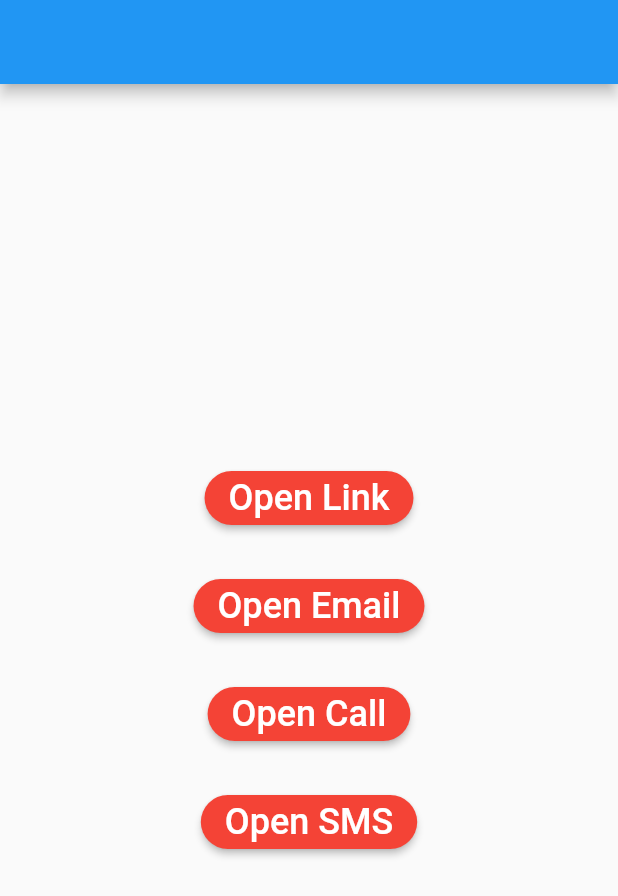
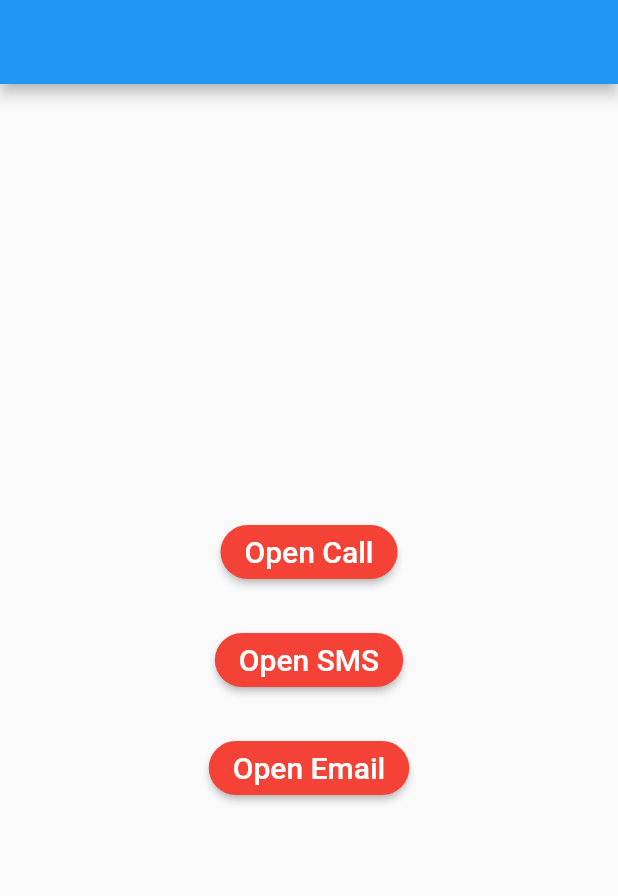
Before and after one commit to RheinaYulia/ta_aplikasi_laima, a Flutter app: the MainPage screen opened directly with empty values, on a phone screen of 412 x 824 dp. Shown: the top 896 px of the screen. Run offline on Flutter 3.47's test engine with Material 2 defaults, Android fonts, the phone set to English and light mode, and no system bars; our stand-ins replace datetime_picker_formfield, fluttertoast.

Commit message:
update coding linktelfon

```diff
--- a/lib/linktelfon.dart
+++ b/lib/linktelfon.dart
@@ -2,12 +2,12 @@ import 'package:flutter/material.dart';
 import 'package:ta_aplikasi_laima/utillinktelfon.dart';
 
 class Link extends StatelessWidget {
-  final String title = 'Url Launcher';
+  final String title = 'Hubungi Damkar';
 
   @override
   Widget build(BuildContext context) => MaterialApp(
         title: title,
-        theme: ThemeData(primarySwatch: Colors.deepOrange),
+        theme: ThemeData(primarySwatch: Colors.green),
         home: MainPage(title: title),
       );
 }
@@ -34,9 +34,14 @@ class _MainPageState extends State<MainPage> {
             mainAxisAlignment: MainAxisAlignment.center,
             children: [
               buildButton(
-                text: 'Open Link',
+                text: 'Open Call',
                 onClicked: () =>
-                    Utillinktelfon.openLink(url: 'http://flutter.dev'),
+                    Utillinktelfon.openPhoneCall(phoneNumber: '+4912388128311'),
+              ),
+              buildButton(
+                text: 'Open SMS',
+                onClicked: () =>
+                    Utillinktelfon.openSMS(phoneNumber: '+4912388128311'),
               ),
               buildButton(
                 text: 'Open Email',
@@ -45,16 +50,6 @@ class _MainPageState extends State<MainPage> {
                   subject: 'Hello World',
                   body: 'This works great!',
                 ),
-              ),
-              buildButton(
-                text: 'Open Call',
-                onClicked: () =>
-                    Utillinktelfon.openPhoneCall(phoneNumber: '+4912388128311'),
-              ),
-              buildButton(
-                text: 'Open SMS',
-                onClicked: () =>
-                    Utillinktelfon.openSMS(phoneNumber: '+4912388128311'),
               ),
             ],
           ),
@@ -74,7 +69,7 @@ class _MainPageState extends State<MainPage> {
           textColor: Colors.white,
           child: Text(
             text,
-            style: TextStyle(fontSize: 24),
+            style: TextStyle(fontSize: 20),
           ),
         ),
       );
```
